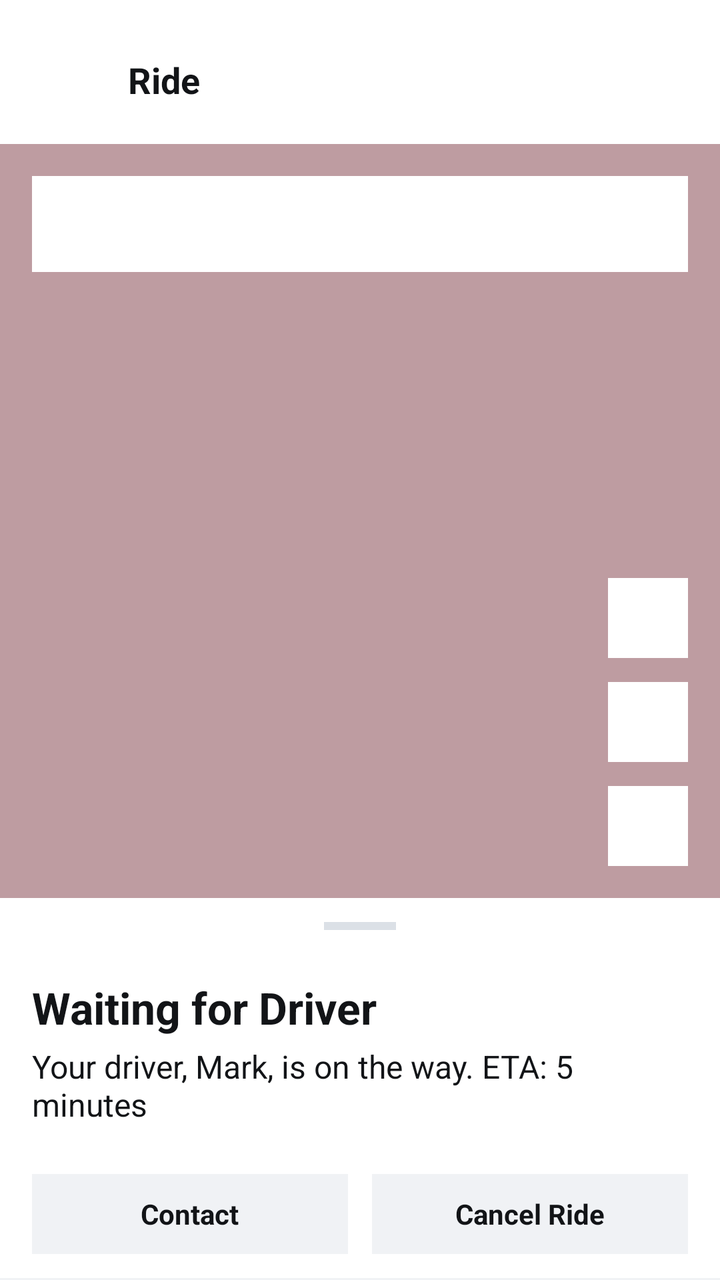
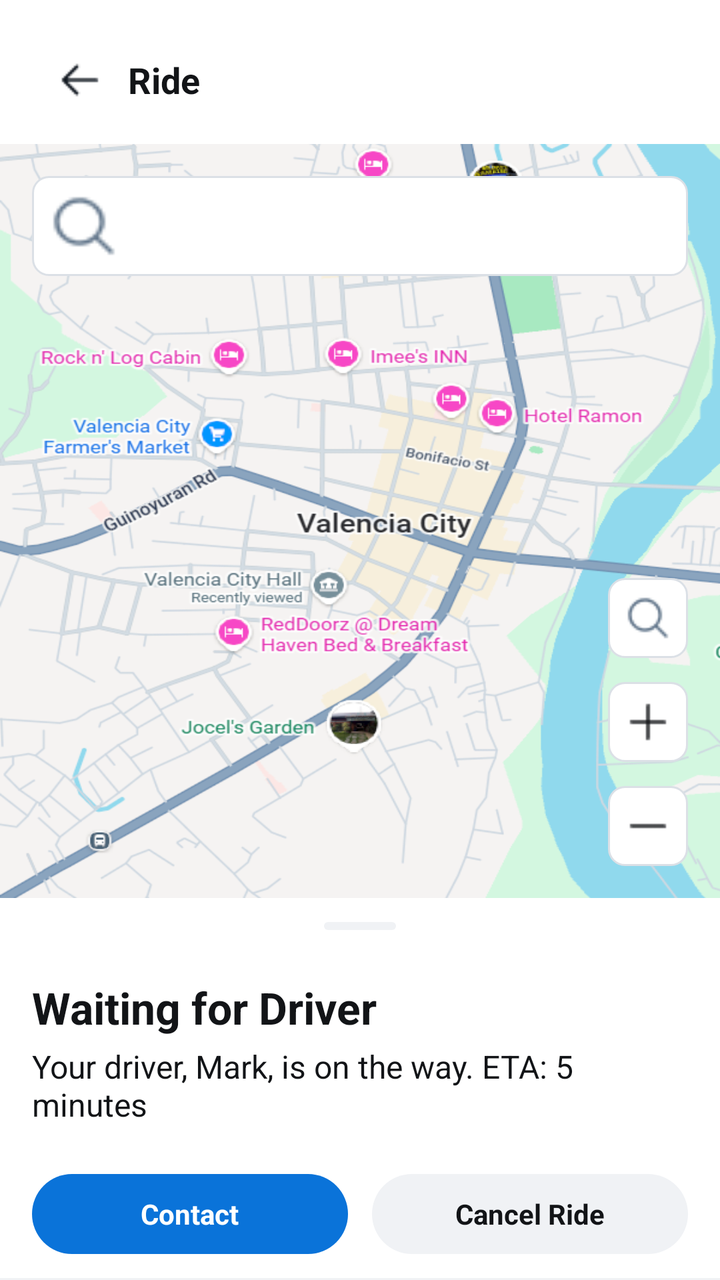

An Android layout rendered at two revisions. The XML below is the earlier revision; the diff shows what the commit changed to produce the second picture.
<!-- AndroidManifest.xml: application theme Theme.Tricycle_app -->
<!-- res/layout/userdriverwaiting.xml -->
<?xml version="1.0" encoding="utf-8"?>
<LinearLayout xmlns:android="http://schemas.android.com/apk/res/android"
    android:layout_width="match_parent"
    android:layout_height="match_parent"
    android:orientation="vertical"
    android:background="#FFFFFF">

    <LinearLayout
        android:layout_width="match_parent"
        android:layout_height="wrap_content"
        android:orientation="horizontal"
        android:gravity="center_vertical"
        android:paddingTop="16dp"
        android:paddingBottom="8dp"
        android:paddingStart="16dp"
        android:paddingEnd="16dp">

        <LinearLayout
            android:layout_width="48dp"
            android:layout_height="48dp"
            android:gravity="center">
            <View
                android:layout_width="24dp"
                android:layout_height="24dp"
                android:background="@android:color/transparent"/>
        </LinearLayout>

        <TextView
            android:layout_width="wrap_content"
            android:layout_height="wrap_content"
            android:text="Ride"
            android:textSize="18sp"
            android:textStyle="bold"
            android:textColor="#121417"
            android:paddingEnd="48dp"/>
    </LinearLayout>

    <LinearLayout
        android:layout_width="match_parent"
        android:layout_height="0dp"
        android:layout_weight="1"
        android:background="#807F3B45"
        android:orientation="vertical"
        android:padding="16dp">
        <LinearLayout
            android:layout_width="match_parent"
            android:layout_height="wrap_content"
            android:orientation="horizontal"
            android:background="#FFFFFF"
            android:padding="8dp"
            android:layout_marginBottom="16dp">

            <View
                android:layout_width="24dp"
                android:layout_height="24dp"
                android:background="@android:color/transparent"/>

            <View
                android:layout_width="16dp"
                android:layout_height="match_parent"/>

            <View
                android:layout_width="match_parent"
                android:layout_height="32dp"
                android:background="@android:color/transparent"/>
        </LinearLayout>

        <View
            android:layout_width="match_parent"
            android:layout_height="0dp"
            android:layout_weight="1"/>

        <LinearLayout
            android:layout_width="match_parent"
            android:layout_height="wrap_content"
            android:gravity="end"
            android:orientation="vertical">

            <LinearLayout
                android:layout_width="40dp"
                android:layout_height="40dp"
                android:background="#FFFFFF"
                android:gravity="center"
                android:layout_marginBottom="12dp">
                <View
                    android:layout_width="24dp"
                    android:layout_height="24dp"
                    android:background="@android:color/transparent"/>
            </LinearLayout>

            <LinearLayout
                android:layout_width="40dp"
                android:layout_height="40dp"
                android:background="#FFFFFF"
                android:gravity="center"
                android:layout_marginBottom="12dp">
                <View
                    android:layout_width="24dp"
                    android:layout_height="24dp"
                    android:background="@android:color/transparent"/>
            </LinearLayout>

            <LinearLayout
                android:layout_width="40dp"
                android:layout_height="40dp"
                android:background="#FFFFFF"
                android:gravity="center">
                <View
                    android:layout_width="24dp"
                    android:layout_height="24dp"
                    android:background="@android:color/transparent"/>
            </LinearLayout>
        </LinearLayout>
    </LinearLayout>

    <LinearLayout
        android:layout_width="match_parent"
        android:layout_height="wrap_content"
        android:orientation="vertical"
        android:background="#FFFFFF"
        android:paddingTop="8dp">

        <LinearLayout
            android:layout_width="match_parent"
            android:layout_height="20dp"
            android:gravity="center"
            android:paddingBottom="8dp">
            <View
                android:layout_width="36dp"
                android:layout_height="4dp"
                android:background="#DBE0E6"/>
        </LinearLayout>

        <TextView
            android:layout_width="match_parent"
            android:layout_height="wrap_content"
            android:text="Waiting for Driver"
            android:textSize="22sp"
            android:textStyle="bold"
            android:textColor="#121417"
            android:paddingStart="16dp"
            android:paddingEnd="16dp"
            android:paddingTop="12dp"
            android:paddingBottom="4dp"/>

        <TextView
            android:layout_width="match_parent"
            android:layout_height="wrap_content"
            android:text="Your driver, Mark, is on the way. ETA: 5 minutes"
            android:textSize="16sp"
            android:textColor="#121417"
            android:paddingStart="16dp"
            android:paddingEnd="16dp"
            android:paddingBottom="12dp"/>

        <LinearLayout
            android:layout_width="match_parent"
            android:layout_height="wrap_content"
            android:orientation="horizontal"
            android:paddingStart="16dp"
            android:paddingEnd="16dp"
            android:paddingTop="12dp"
            android:paddingBottom="12dp">

            <LinearLayout
                android:layout_width="0dp"
                android:layout_height="40dp"
                android:layout_weight="1"
                android:background="#F0F2F5"
                android:gravity="center"
                android:layout_marginEnd="6dp">
                <TextView
                    android:layout_width="wrap_content"
                    android:layout_height="wrap_content"
                    android:text="Contact"
                    android:textStyle="bold"
                    android:textColor="#121417"
                    android:textSize="14sp"/>
            </LinearLayout>

            <LinearLayout
                android:layout_width="0dp"
                android:layout_height="40dp"
                android:layout_weight="1"
                android:background="#F0F2F5"
                android:gravity="center"
                android:layout_marginStart="6dp">
                <TextView
                    android:layout_width="wrap_content"
                    android:layout_height="wrap_content"
                    android:text="Cancel Ride"
                    android:textStyle="bold"
                    android:textColor="#121417"
                    android:textSize="14sp"/>
            </LinearLayout>
        </LinearLayout>
    </LinearLayout>

    <LinearLayout
        android:layout_width="match_parent"
        android:layout_height="wrap_content"
        android:orientation="vertical">

        <View
            android:layout_width="match_parent"
            android:layout_height="1dp"
            android:background="#F0F2F5"/>

    </LinearLayout>

</LinearLayout>
<!-- resources referenced by this layout -->
<resources>
  <style name="Theme.Tricycle_app" parent="Base.Theme.Tricycle_app" />
  <style name="Base.Theme.Tricycle_app" parent="Theme.Material3.DayNight.NoActionBar">
          
          
      </style>
</resources>

<!-- the commit's change to res/layout/userdriverwaiting.xml (unified diff, before → after) -->
@@ -16,13 +16,16 @@
         android:paddingEnd="16dp">
 
         <LinearLayout
+            android:id="@+id/btnBack"
             android:layout_width="48dp"
             android:layout_height="48dp"
-            android:gravity="center">
+            android:gravity="center"
+            android:clickable="true"
+            android:focusable="true">
             <View
                 android:layout_width="24dp"
                 android:layout_height="24dp"
-                android:background="@android:color/transparent"/>
+                android:background="@drawable/arrow"/>
         </LinearLayout>
 
         <TextView
@@ -39,36 +42,37 @@
         android:layout_width="match_parent"
         android:layout_height="0dp"
         android:layout_weight="1"
-        android:background="#807F3B45"
+        android:background="@drawable/mapver"
         android:orientation="vertical"
         android:padding="16dp">
-        <LinearLayout
-            android:layout_width="match_parent"
-            android:layout_height="wrap_content"
+
+        <LinearLayout
+            android:layout_width="match_parent"
+            android:layout_height="wrap_content"
+            android:layout_marginBottom="16dp"
+            android:background="@drawable/bg_rounded_border"
             android:orientation="horizontal"
-            android:background="#FFFFFF"
-            android:padding="8dp"
-            android:layout_marginBottom="16dp">
-
-            <View
-                android:layout_width="24dp"
-                android:layout_height="24dp"
-                android:background="@android:color/transparent"/>
+            android:padding="8dp">
+
+            <View
+                android:layout_width="36dp"
+                android:layout_height="34dp"
+                android:background="@drawable/magni" />
 
             <View
                 android:layout_width="16dp"
-                android:layout_height="match_parent"/>
+                android:layout_height="match_parent" />
 
             <View
                 android:layout_width="match_parent"
                 android:layout_height="32dp"
-                android:background="@android:color/transparent"/>
+                android:background="@android:color/transparent" />
         </LinearLayout>
 
         <View
             android:layout_width="match_parent"
             android:layout_height="0dp"
-            android:layout_weight="1"/>
+            android:layout_weight="1" />
 
         <LinearLayout
             android:layout_width="match_parent"
@@ -79,36 +83,39 @@
             <LinearLayout
                 android:layout_width="40dp"
                 android:layout_height="40dp"
-                android:background="#FFFFFF"
-                android:gravity="center"
-                android:layout_marginBottom="12dp">
+                android:layout_marginBottom="12dp"
+                android:background="@drawable/bg_rounded_border"
+                android:gravity="center">
+
                 <View
                     android:layout_width="24dp"
                     android:layout_height="24dp"
-                    android:background="@android:color/transparent"/>
+                    android:background="@drawable/magni" />
             </LinearLayout>
 
             <LinearLayout
                 android:layout_width="40dp"
                 android:layout_height="40dp"
-                android:background="#FFFFFF"
-                android:gravity="center"
-                android:layout_marginBottom="12dp">
+                android:layout_marginBottom="12dp"
+                android:background="@drawable/bg_rounded_border"
+                android:gravity="center">
+
                 <View
                     android:layout_width="24dp"
                     android:layout_height="24dp"
-                    android:background="@android:color/transparent"/>
+                    android:background="@drawable/plus" />
             </LinearLayout>
 
             <LinearLayout
                 android:layout_width="40dp"
                 android:layout_height="40dp"
-                android:background="#FFFFFF"
+                android:background="@drawable/bg_rounded_border"
                 android:gravity="center">
+
                 <View
                     android:layout_width="24dp"
                     android:layout_height="24dp"
-                    android:background="@android:color/transparent"/>
+                    android:background="@drawable/minus" />
             </LinearLayout>
         </LinearLayout>
     </LinearLayout>
@@ -128,7 +135,7 @@
             <View
                 android:layout_width="36dp"
                 android:layout_height="4dp"
-                android:background="#DBE0E6"/>
+                android:background="@drawable/bg_pill_grey"/>
         </LinearLayout>
 
         <TextView
@@ -163,27 +170,33 @@
             android:paddingBottom="12dp">
 
             <LinearLayout
+                android:id="@+id/btnContact"
                 android:layout_width="0dp"
                 android:layout_height="40dp"
                 android:layout_weight="1"
-                android:background="#F0F2F5"
+                android:background="@drawable/bg_pill_blue"
                 android:gravity="center"
+                android:clickable="true"
+                android:focusable="true"
                 android:layout_marginEnd="6dp">
                 <TextView
                     android:layout_width="wrap_content"
                     android:layout_height="wrap_content"
                     android:text="Contact"
                     android:textStyle="bold"
-                    android:textColor="#121417"
+                    android:textColor="#FFFFFF"
                     android:textSize="14sp"/>
             </LinearLayout>
 
             <LinearLayout
+                android:id="@+id/btnCancelRide"
                 android:layout_width="0dp"
                 android:layout_height="40dp"
                 android:layout_weight="1"
-                android:background="#F0F2F5"
+                android:background="@drawable/bg_pill_grey"
                 android:gravity="center"
+                android:clickable="true"
+                android:focusable="true"
                 android:layout_marginStart="6dp">
                 <TextView
                     android:layout_width="wrap_content"
<!-- resource entries referenced after the edit -->
@@ -1,5 +1,35 @@
 <!-- resources referenced by this layout -->
 <resources>
+  <!-- drawable arrow: png bitmap (drawable, 284 bytes) -->
+  <!-- drawable bg_pill_blue (drawable) -->
+  <?xml version="1.0" encoding="utf-8"?>
+  <shape xmlns:android="http://schemas.android.com/apk/res/android"
+      android:shape="rectangle">
+      <solid android:color="#0A73D9" /> <corners android:radius="100dp" /> </shape>
+  <!-- drawable bg_pill_grey (drawable) -->
+  <?xml version="1.0" encoding="utf-8"?>
+  <shape xmlns:android="http://schemas.android.com/apk/res/android"
+      android:shape="rectangle">
+      <solid android:color="#F0F2F5" /> <corners android:radius="100dp" />
+  </shape>
+  <!-- drawable bg_rounded_border (drawable) -->
+  <?xml version="1.0" encoding="utf-8"?>
+  <shape xmlns:android="http://schemas.android.com/apk/res/android"
+      android:shape="rectangle">
+  
+      <solid android:color="#FFFFFF"/>
+  
+      <corners android:radius="8dp"/>
+  
+      <stroke
+          android:width="1dp"
+          android:color="#DBE0E6"/>
+  
+  </shape>
+  <!-- drawable magni: png bitmap (drawable, 614 bytes) -->
+  <!-- drawable mapver: png bitmap (drawable, 175316 bytes) -->
+  <!-- drawable minus: png bitmap (drawable, 175 bytes) -->
+  <!-- drawable plus: png bitmap (drawable, 238 bytes) -->
   <style name="Theme.Tricycle_app" parent="Base.Theme.Tricycle_app" />
   <style name="Base.Theme.Tricycle_app" parent="Theme.Material3.DayNight.NoActionBar">
           
